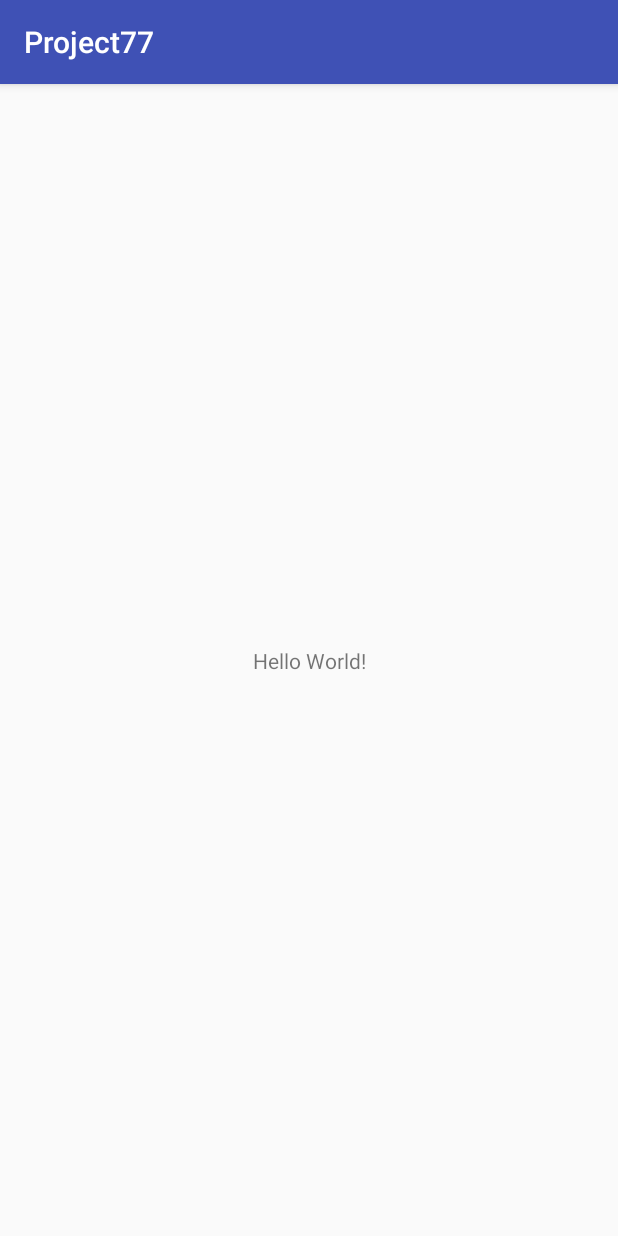
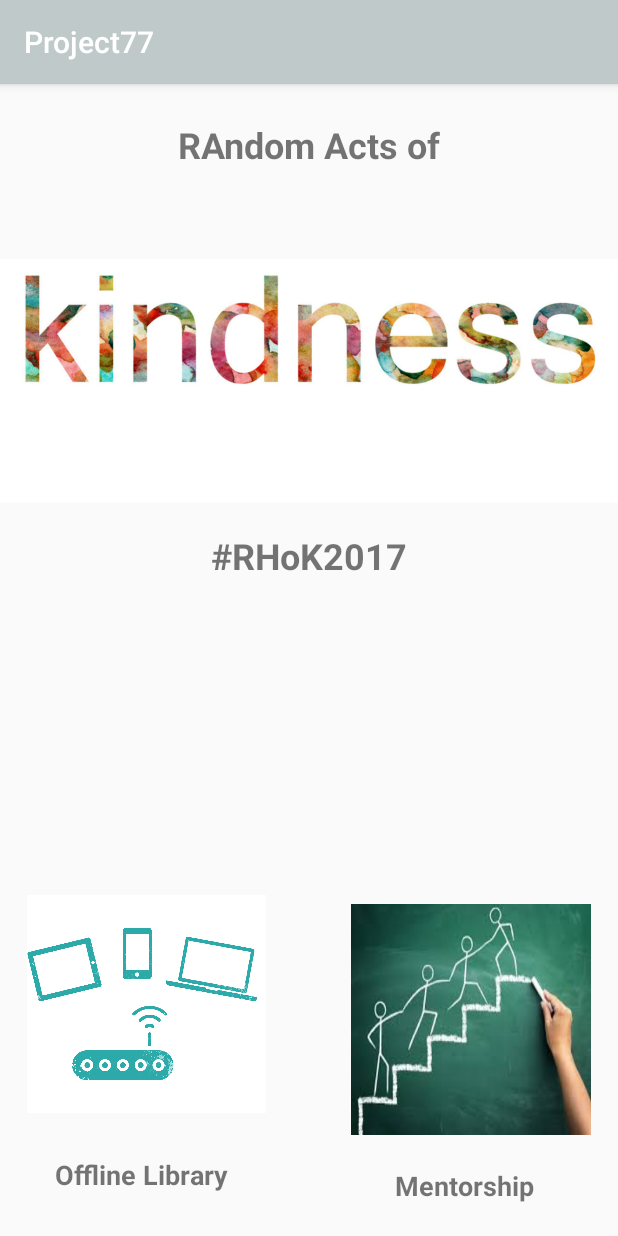
Before and after one commit to sirMothupii/Project771, an Android app: the screen it shows after launch (MainActivity), on a phone screen of 412 x 824 dp. Run offline under Robolectric (Android 15) with nearby library versions, the phone set to English and light mode, and no system bars.

Commit message:
Main Activity with library and mentorship image buttons.

```diff
--- a/app/src/main/AndroidManifest.xml
+++ b/app/src/main/AndroidManifest.xml
@@ -16,6 +16,7 @@
                 <category android:name="android.intent.category.LAUNCHER" />
             </intent-filter>
         </activity>
+        <activity android:name=".OfflineLibrary"></activity>
     </application>
 
 </manifest>
--- /dev/null
+++ b/app/src/main/java/com/example/mothupii_/project77/OfflineLibrary.java
@@ -0,0 +1,13 @@
+package com.example.mothupii_.project77;
+
+import android.support.v7.app.AppCompatActivity;
+import android.os.Bundle;
+
+public class OfflineLibrary extends AppCompatActivity {
+
+    @Override
+    protected void onCreate(Bundle savedInstanceState) {
+        super.onCreate(savedInstanceState);
+        setContentView(R.layout.activity_offline_library);
+    }
+}
--- a/app/src/main/res/layout/activity_main.xml
+++ b/app/src/main/res/layout/activity_main.xml
@@ -7,12 +7,104 @@
     tools:context="com.example.mothupii_.project77.MainActivity">
 
     <TextView
+        android:id="@+id/textView2"
         android:layout_width="wrap_content"
         android:layout_height="wrap_content"
-        android:text="Hello World!"
+        android:text="RAndom Acts of"
+        android:textAlignment="center"
+        android:textSize="24sp"
+        android:textStyle="bold"
         app:layout_constraintBottom_toBottomOf="parent"
         app:layout_constraintLeft_toLeftOf="parent"
         app:layout_constraintRight_toRightOf="parent"
-        app:layout_constraintTop_toTopOf="parent" />
+        app:layout_constraintTop_toTopOf="parent"
+        app:layout_constraintVertical_bias="0.033"
+        tools:ignore="HardcodedText" />
 
+    <TextView
+        android:id="@+id/txtHashTag"
+        android:layout_width="368dp"
+        android:layout_height="wrap_content"
+        android:text="#RHoK2017"
+        android:textAlignment="center"
+        android:textSize="24sp"
+        android:textStyle="bold"
+        app:layout_constraintBottom_toBottomOf="parent"
+        app:layout_constraintLeft_toLeftOf="parent"
+        app:layout_constraintRight_toRightOf="parent"
+        app:layout_constraintTop_toBottomOf="@+id/Hackathon"
+        app:layout_constraintVertical_bias="0.0"
+        tools:ignore="HardcodedText" />
+
+    <ImageView
+        android:id="@+id/Hackathon"
+        android:layout_width="0dp"
+        android:layout_height="200dp"
+        app:layout_constraintBottom_toBottomOf="parent"
+        app:layout_constraintHorizontal_bias="0.0"
+        app:layout_constraintLeft_toLeftOf="parent"
+        app:layout_constraintRight_toRightOf="parent"
+        app:layout_constraintTop_toTopOf="parent"
+        app:layout_constraintVertical_bias="0.173"
+        app:srcCompat="@drawable/kindness"
+        tools:ignore="ContentDescription" />
+
+    <TextView
+        android:id="@+id/txtMentorship"
+        android:layout_width="wrap_content"
+        android:layout_height="wrap_content"
+        android:text="Mentorship"
+        android:textSize="18sp"
+        android:textStyle="bold"
+        app:layout_constraintBottom_toBottomOf="parent"
+        tools:ignore="MissingConstraints"
+        app:layout_constraintRight_toRightOf="parent"
+        app:layout_constraintLeft_toLeftOf="parent"
+        app:layout_constraintHorizontal_bias="0.825"
+        app:layout_constraintTop_toBottomOf="@+id/imgBtnMentor" />
+
+    <ImageButton
+        android:id="@+id/imgBtnMentor"
+        android:layout_width="160dp"
+        android:layout_height="154dp"
+        android:background="@android:color/background_light"
+        android:scaleType="fitXY"
+        app:layout_constraintBottom_toBottomOf="parent"
+        app:layout_constraintRight_toRightOf="parent"
+        app:srcCompat="@drawable/social_entr"
+        tools:ignore="ContentDescription,RtlHardcoded"
+        app:layout_constraintTop_toTopOf="parent"
+        app:layout_constraintVertical_bias="0.89"
+        app:layout_constraintLeft_toLeftOf="parent"
+        app:layout_constraintHorizontal_bias="0.928" />
+
+    <TextView
+        android:id="@+id/txtOfflineLibrary"
+        android:layout_width="wrap_content"
+        android:layout_height="wrap_content"
+        android:text="Offline Library"
+        android:textAlignment="center"
+        android:textSize="18sp"
+        android:textStyle="bold"
+        app:layout_constraintBottom_toBottomOf="parent"
+        tools:ignore="MissingConstraints"
+        app:layout_constraintRight_toRightOf="parent"
+        app:layout_constraintLeft_toLeftOf="parent"
+        app:layout_constraintHorizontal_bias="0.123"
+        app:layout_constraintTop_toBottomOf="@+id/imgOfflineLibrary" />
+
+    <ImageButton
+        android:id="@+id/imgOfflineLibrary"
+        android:layout_width="159dp"
+        android:layout_height="145dp"
+        android:background="@android:color/background_light"
+        android:scaleType="fitCenter"
+        app:layout_constraintLeft_toLeftOf="parent"
+        app:srcCompat="@drawable/open_library"
+        tools:ignore="ContentDescription,MissingConstraints,RtlHardcoded"
+        app:layout_constraintBottom_toBottomOf="parent"
+        app:layout_constraintTop_toTopOf="parent"
+        app:layout_constraintVertical_bias="0.868"
+        app:layout_constraintRight_toRightOf="parent"
+        app:layout_constraintHorizontal_bias="0.071" />
 </android.support.constraint.ConstraintLayout>
--- /dev/null
+++ b/app/src/main/res/layout/activity_offline_library.xml
@@ -0,0 +1,9 @@
+<?xml version="1.0" encoding="utf-8"?>
+<android.support.constraint.ConstraintLayout xmlns:android="http://schemas.android.com/apk/res/android"
+    xmlns:app="http://schemas.android.com/apk/res-auto"
+    xmlns:tools="http://schemas.android.com/tools"
+    android:layout_width="match_parent"
+    android:layout_height="match_parent"
+    tools:context="com.example.mothupii_.project77.OfflineLibrary">
+
+</android.support.constraint.ConstraintLayout>
--- a/app/src/main/res/values/colors.xml
+++ b/app/src/main/res/values/colors.xml
@@ -1,6 +1,6 @@
 <?xml version="1.0" encoding="utf-8"?>
 <resources>
-    <color name="colorPrimary">#3F51B5</color>
-    <color name="colorPrimaryDark">#303F9F</color>
-    <color name="colorAccent">#FF4081</color>
+    <color name="colorPrimary">#BFC9CA</color>
+    <color name="colorPrimaryDark">#717D7E</color>
+    <color name="colorAccent">#2E4053</color>
 </resources>
```
Also changed, not shown: app/src/main/res/drawable/idea_fund.jpg (added), app/src/main/res/drawable/inspire.jpg (added), app/src/main/res/drawable/kindness.png (added), app/src/main/res/drawable/mentore.jpg (added), app/src/main/res/drawable/open_library.png (added), app/src/main/res/drawable/social_ent2.jpg (added), app/src/main/res/drawable/social_entr.jpg (added), app/src/main/res/drawable/social_media.png (added).
